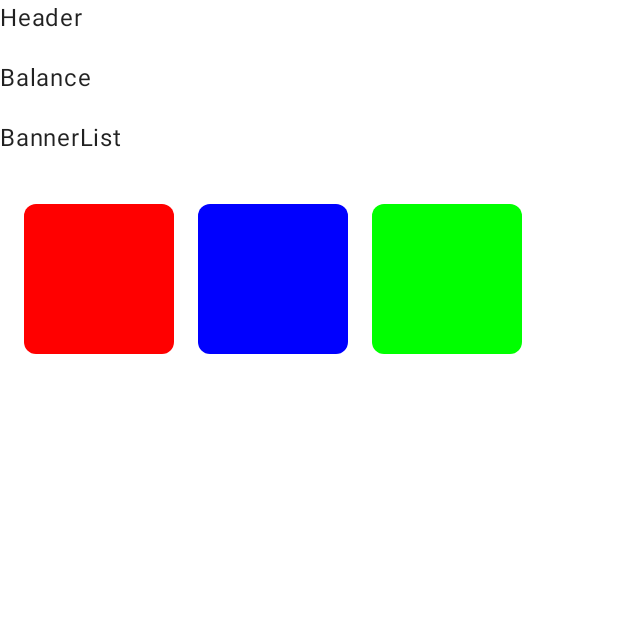
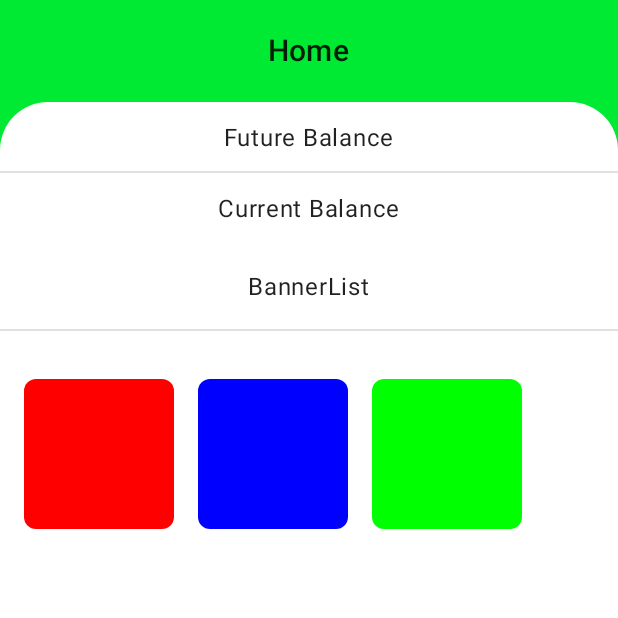
Before and after one commit to gabrielbarth/KmpTon, an Android app built with Jetpack Compose: the screen it shows after launch (MainActivity), on a phone screen of 412 x 824 dp, the top half of it. Run offline under Robolectric (Android 15) with nearby library versions, the phone set to English and light mode, and no system bars; our stand-ins replace Voyager.

Commit message:
ref: structure home ui

```diff
--- a/features/home/src/commonMain/kotlin/com/example/home/HomeScreen.kt
+++ b/features/home/src/commonMain/kotlin/com/example/home/HomeScreen.kt
@@ -1,13 +1,18 @@
 package com.example.home
 
+import androidx.compose.foundation.background
+import androidx.compose.foundation.border
 import androidx.compose.foundation.layout.Arrangement
 import androidx.compose.foundation.layout.Column
 import androidx.compose.foundation.layout.Row
+import androidx.compose.foundation.layout.fillMaxHeight
 import androidx.compose.foundation.layout.fillMaxSize
 import androidx.compose.foundation.layout.fillMaxWidth
+import androidx.compose.foundation.layout.height
 import androidx.compose.foundation.layout.padding
 import androidx.compose.foundation.layout.size
 import androidx.compose.foundation.shape.RoundedCornerShape
+import androidx.compose.material.Divider
 import androidx.compose.material.MaterialTheme
 import androidx.compose.material.Surface
 import androidx.compose.material.Text
@@ -42,13 +47,32 @@ class HomeScreen : Screen {
         when (homeUiState) {
             is HomeUiState.Success -> {
                 Column(
-                    modifier = modifier.fillMaxSize(),
-                    verticalArrangement = Arrangement.spacedBy(16.dp)
+                    modifier = modifier.fillMaxSize().background(Color(0xFF00EA33)),
                 ) {
                     Header()
-                    Balance()
-                    BannerList(homeUiState.banners)
-                    ProductGrid(homeUiState.products)
+                    Surface(
+                        color = MaterialTheme.colors.background,
+                        shape = RoundedCornerShape(
+                            topStart = 32.dp,
+                            topEnd = 32.dp,
+                            bottomStart = 0.dp,
+                            bottomEnd = 0.dp
+                        )
+                    ) {
+                        Column(
+                            modifier = Modifier.fillMaxWidth(),
+                            verticalArrangement = Arrangement.spacedBy(16.dp),
+                            horizontalAlignment = Alignment.CenterHorizontally
+                        ) {
+                            Balance()
+                            BannerList(homeUiState.banners)
+                            Divider(
+                                modifier = Modifier
+                                    .fillMaxWidth()
+                            )
+                            ProductGrid(homeUiState.products)
+                        }
+                    }
                 }
             }
 
@@ -67,12 +91,38 @@ class HomeScreen : Screen {
 
 @Composable
 fun Header() {
-    Text("Header")
+    Row (
+        modifier = Modifier
+            .fillMaxWidth().height(68.dp),
+        horizontalArrangement = Arrangement.Center,
+        verticalAlignment = Alignment.CenterVertically
+    ){
+        Text(text = "Home", style = MaterialTheme.typography.h6)
+    }
 }
 
 @Composable
 fun Balance() {
-    Text("Balance")
+
+        Column(
+            modifier = Modifier
+                .fillMaxWidth(),
+            horizontalAlignment = Alignment.CenterHorizontally,
+        ) {
+            Text(
+                modifier = Modifier.padding(top = 12.dp, bottom = 10.dp),
+                text = "Future Balance"
+            )
+            Divider(
+                modifier = Modifier
+                    .fillMaxWidth()
+            )
+            Text(
+                modifier = Modifier.padding(12.dp),
+                text = "Current Balance"
+            )
+        }
+
 }
 
 @Composable
```
